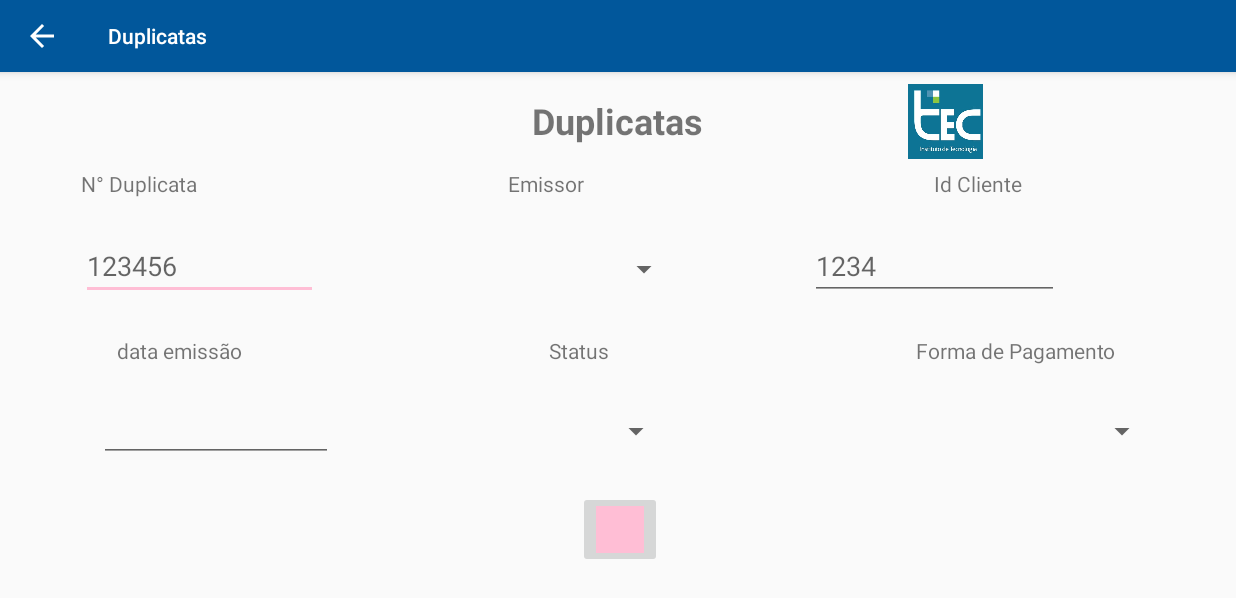
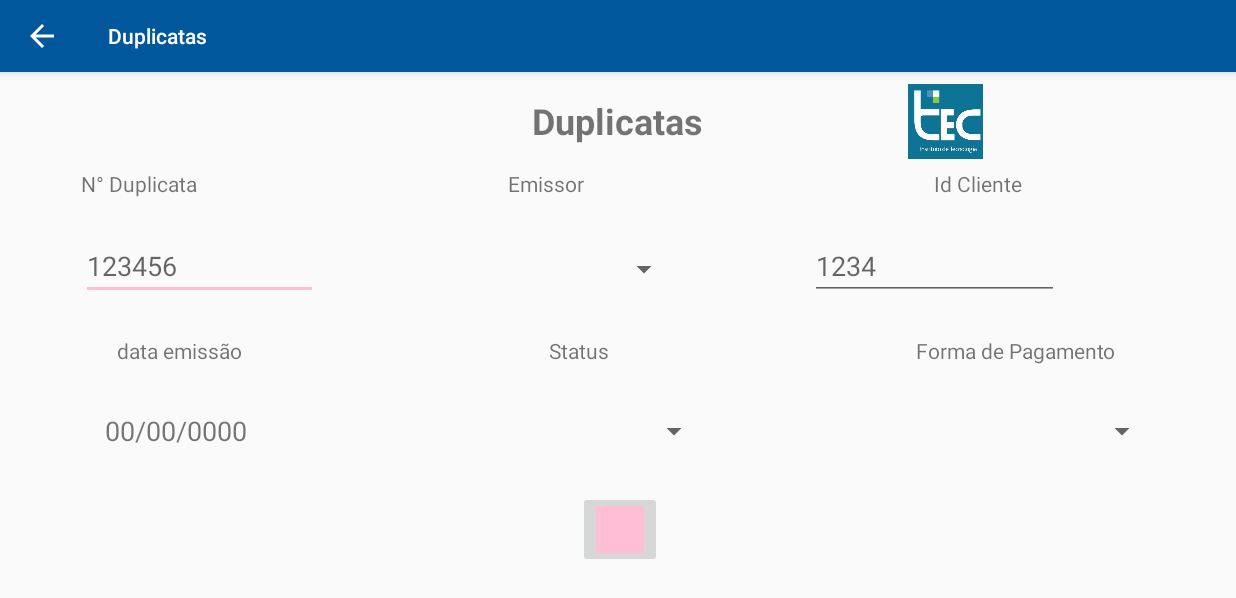
Before and after one commit to GiseleAtadaime/Ativ_LES, an Android app: the DuplicatasActivity screen opened directly, with no data from a screen before it, on a phone screen of 824 x 412 dp (held sideways). Shown: the top 598 px of the screen. Run offline under Robolectric (Android 15) with nearby library versions, the phone set to English and light mode, and no system bars.

Commit message:
CRUD v.1.3
-MAJOR MODIFICATIONS:

--Correção da tela de alterar limite
--Adicionado DatePicker na pesquisa de duplicata
--3 de 4 telas finalizadas

-OTHERS:

--Date picker class added
--Data insert working
--Data select working
--Data update working

```diff
--- a/app/src/main/java/com/FATEC/LES/DuplicatasActivity.java
+++ b/app/src/main/java/com/FATEC/LES/DuplicatasActivity.java
@@ -1,7 +1,12 @@
 package com.FATEC.LES;
 
+import android.content.Context;
+import android.support.v4.app.DialogFragment;
 import android.support.v7.app.AppCompatActivity;
 import android.os.Bundle;
+import android.view.View;
+import android.widget.EditText;
+import android.widget.TextView;
 
 public class DuplicatasActivity extends AppCompatActivity {
 
@@ -9,5 +14,18 @@ public class DuplicatasActivity extends AppCompatActivity {
     protected void onCreate(Bundle savedInstanceState) {
         super.onCreate(savedInstanceState);
         setContentView(R.layout.activity_duplicatas);
+
+        TextView etxtData = findViewById(R.id.txtDatePicker);
+        etxtData.setOnClickListener(new View.OnClickListener() {
+            @Override
+            public void onClick(View v) {
+                showDatePicker(v);
+            }
+        });
+    }
+
+    public void showDatePicker(View v) {
+        DialogFragment newFragment = new MyDatePickerFragment();
+        newFragment.show(getSupportFragmentManager(), "date picker");
     }
 }
--- a/app/src/main/java/com/FATEC/LES/MainActivity.java
+++ b/app/src/main/java/com/FATEC/LES/MainActivity.java
@@ -67,11 +67,11 @@ public class MainActivity extends AppCompatActivity {
         });
 
         DummyDataEntries de = new DummyDataEntries();
-        /*de.insertEmitente(dbHelper);
+        de.insertEmitente(dbHelper);
         de.insertUsuario(dbHelper);
         de.insertCliente(dbHelper);
         de.insertDuplicata(dbHelper);
-        de.insertParcela(dbHelper);*/
+        de.insertParcela(dbHelper);
     }
 
     @Override
--- a/app/src/main/res/layout/activity_duplicatas.xml
+++ b/app/src/main/res/layout/activity_duplicatas.xml
@@ -6,9 +6,7 @@
     android:layout_height="match_parent"
     android:orientation="horizontal"
     tools:context=".DuplicatasActivity">
-    <android.support.constraint.ConstraintLayout xmlns:android="http://schemas.android.com/apk/res/android"
-        xmlns:app="http://schemas.android.com/apk/res-auto"
-        xmlns:tools="http://schemas.android.com/tools"
+    <android.support.constraint.ConstraintLayout
         android:layout_width="match_parent"
         android:layout_height="match_parent"
         android:orientation="horizontal"
@@ -142,31 +140,16 @@
             app:layout_constraintTop_toBottomOf="@+id/etxtDuplicata"
             app:layout_constraintVertical_bias="1.0" />
 
-        <EditText
-            android:id="@+id/etxtData"
-            android:layout_width="156dp"
-            android:layout_height="40dp"
-            android:layout_marginStart="32dp"
-            android:layout_marginTop="28dp"
-            android:layout_marginBottom="8dp"
-            android:ems="10"
-            android:inputType="date"
-            app:layout_constraintBottom_toBottomOf="@+id/spiStatus"
-            app:layout_constraintStart_toStartOf="@+id/guideline3"
-            app:layout_constraintTop_toBottomOf="@+id/txtData"
-            app:layout_constraintVertical_bias="0.333" />
-
         <Spinner
             android:id="@+id/spiStatus"
             android:layout_width="182dp"
             android:layout_height="40dp"
-            android:layout_marginStart="32dp"
+            android:layout_marginStart="8dp"
             android:layout_marginTop="24dp"
             android:layout_marginEnd="8dp"
             android:spinnerMode="dropdown"
             app:layout_constraintEnd_toStartOf="@+id/spiTipo"
-            app:layout_constraintHorizontal_bias="0.076"
-            app:layout_constraintStart_toEndOf="@+id/etxtData"
+            app:layout_constraintStart_toEndOf="@+id/txtDatePicker"
             app:layout_constraintTop_toBottomOf="@+id/txtStatus" />
 
         <TextView
@@ -214,5 +197,19 @@
             app:layout_constraintTop_toBottomOf="@+id/spiStatus"
             app:srcCompat="?attr/colorAccent" />
 
+        <TextView
+            android:id="@+id/txtDatePicker"
+            android:layout_width="wrap_content"
+            android:layout_height="wrap_content"
+            android:layout_marginStart="36dp"
+            android:layout_marginTop="24dp"
+            android:layout_marginBottom="8dp"
+            android:text="00/00/0000"
+            android:textSize="18sp"
+            app:layout_constraintBottom_toBottomOf="@+id/spiStatus"
+            app:layout_constraintStart_toStartOf="@+id/guideline3"
+            app:layout_constraintTop_toBottomOf="@+id/txtData"
+            app:layout_constraintVertical_bias="1.0" />
+
     </android.support.constraint.ConstraintLayout>
 </ScrollView>
--- a/app/src/main/res/layout/activity_lim_cred.xml
+++ b/app/src/main/res/layout/activity_lim_cred.xml
@@ -89,7 +89,7 @@
             android:layout_marginStart="8dp"
             android:layout_marginTop="52dp"
             android:layout_marginEnd="160dp"
-            android:text="TextView"
+            android:text="---"
             app:layout_constraintEnd_toStartOf="@+id/guideline7"
             app:layout_constraintHorizontal_bias="1.0"
             app:layout_constraintStart_toStartOf="@+id/guideline5"
```
Also changed, not shown: app/src/main/java/com/FATEC/LES/MyDatePickerFragment.java (added, +33 -0 lines), app/src/main/res/layout/activity_cliente.xml (+12 -12 lines), app/src/main/res/layout/activity_emitente.xml (+13 -13 lines).
